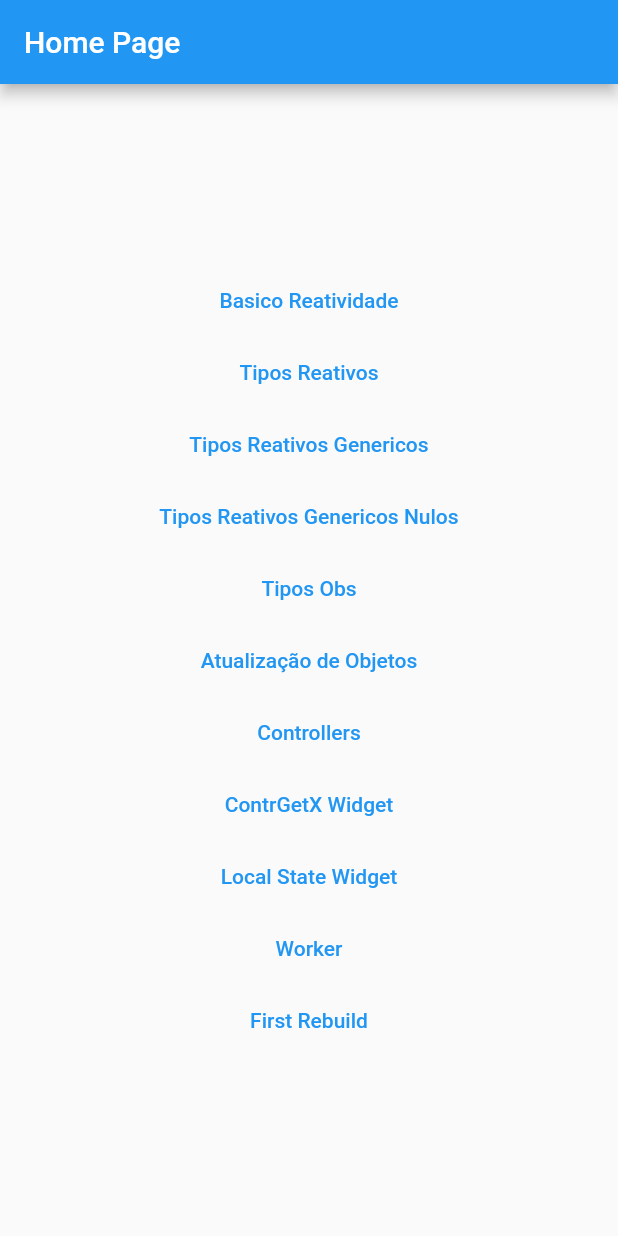
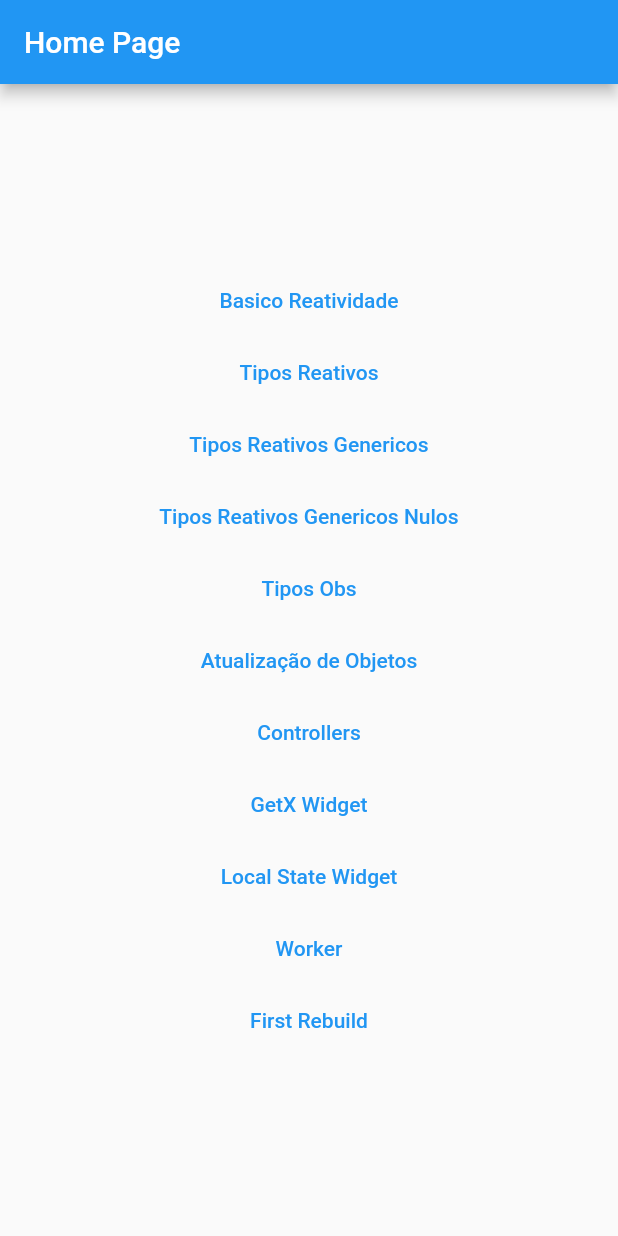
Before and after one commit to dariopmaciel/get_state_manager, a Flutter app: the screen it shows after launch, on a phone screen of 412 x 824 dp. Run offline on Flutter 3.47's test engine with Material 3 defaults, Android fonts, the phone set to English and light mode, and no system bars; our stand-ins replace get.

Commit message:
Atualizando Objeto com GetX Widget

```diff
--- a/lib/home_page.dart
+++ b/lib/home_page.dart
@@ -55,7 +55,7 @@ class HomePage extends StatelessWidget {
                 onPressed: () {
                   Get.toNamed('/getxWidget');
                 },
-                child: const Text("ContrGetX Widget")),
+                child: const Text("GetX Widget")),
             //-----------------------------------------
             TextButton(
                 onPressed: () {
--- a/lib/main.dart
+++ b/lib/main.dart
@@ -6,6 +6,8 @@ import 'package:get_state_manager/controllers/controllers_home_page.dart';
 import 'package:get_state_manager/controllers/getxcontroller_example/controller.dart';
 import 'package:get_state_manager/controllers/getxcontroller_example/getx_controller_example_page.dart';
 import 'package:get_state_manager/firstRebuild/first_rebuild_page.dart';
+import 'package:get_state_manager/getx_widget/getx_widget_controller.dart';
+import 'package:get_state_manager/getx_widget/getx_widget_page.dart';
 import 'package:get_state_manager/home_page.dart';
 import 'package:get_state_manager/local_state_widget/local_state_widget.dart';
 import 'package:get_state_manager/tipos/tipos_obs_page.dart';
@@ -69,6 +71,11 @@ class MyApp extends StatelessWidget {
             name: '/tiposReativosGenericosNulos',
             page: () => TiposReativosGenericosNuloPage()),
         GetPage(name: '/tiposObs', page: () => TiposObsPage()),
+        GetPage(
+          name: '/getxWidget',
+          page: () => const GetxWidgetPage(),
+          // binding: BindingsBuilder.put(() => GetxWidgetController()          ),
+        ),
       ],
     );
   }
```
Also changed, not shown: lib/getx_widget/getx_widget_page.dart (+17 -7 lines).
